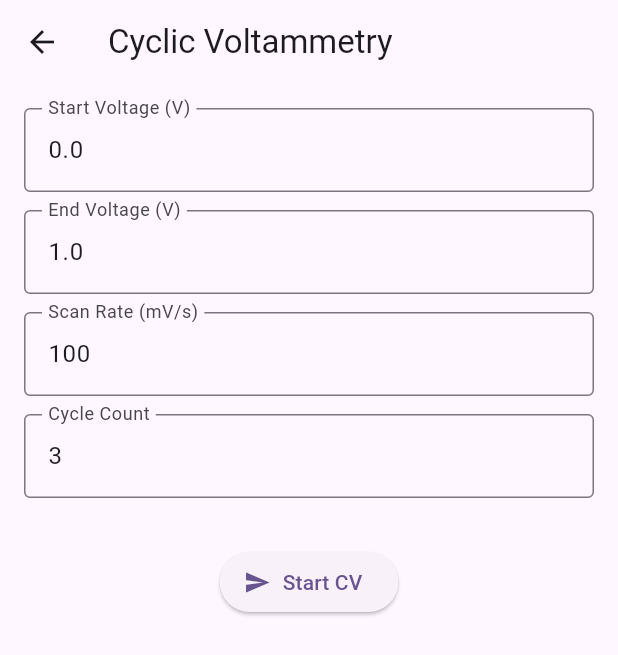
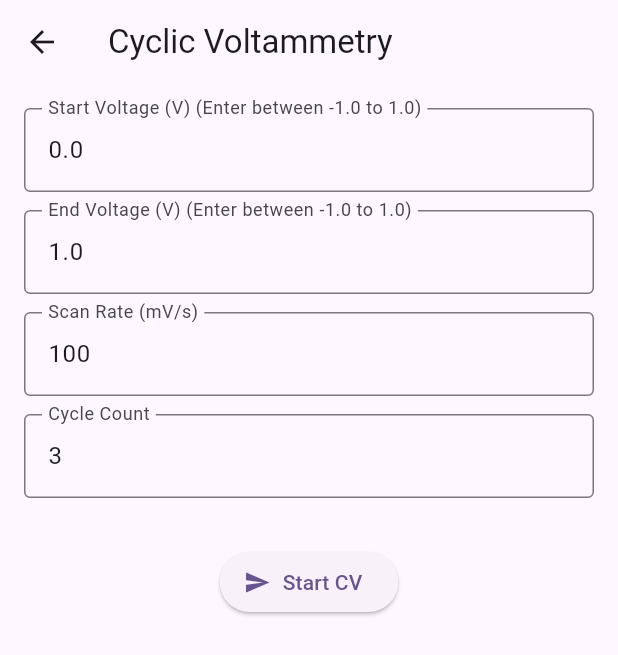
Before and after one commit to Shash976/health-sense, a Flutter app: the CVConfigPage screen opened directly with empty values, on a phone screen of 412 x 824 dp. Shown: the top 655 px of the screen. Run offline on Flutter 3.47's test engine with Material 3 defaults, Android fonts, the phone set to English and light mode, and no system bars; our stand-ins replace font_awesome_flutter, google_fonts.

Commit message:
Add input validation for voltage fields in CVConfigPage

```diff
--- a/lib/cvConfigPage.dart
+++ b/lib/cvConfigPage.dart
@@ -2,8 +2,21 @@ import 'dart:convert';
 import 'package:bio_amp/analyteDashboard.dart';
 import 'package:bio_amp/cvDashboard.dart';
 import 'package:flutter/material.dart';
+import 'package:flutter/services.dart';
 import 'package:http/http.dart' as http;
 import 'analyteDashboard.dart';
+
+class RangeInputFormatter extends TextInputFormatter {
+  @override
+  TextEditingValue formatEditUpdate(TextEditingValue oldValue, TextEditingValue newValue) {
+    final text = newValue.text;
+    if (text == '-' || text == '' || text == '.' || text == '-.') return newValue;
+    final value = double.tryParse(text);
+    if (value == null) return oldValue;
+    if (value < -1.0 || value > 1.0) return oldValue;
+    return newValue;
+  }
+}
 
 class CVConfigPage extends StatefulWidget {
   final String deviceIp;
@@ -66,8 +79,24 @@ class _CVConfigPageState extends State<CVConfigPage> {
         padding: const EdgeInsets.all(16),
         child: Column(
           children: [
-            _buildField("Start Voltage (V)", startVoltageCtrl),
-            _buildField("End Voltage (V)", endVoltageCtrl),
+            _buildField(
+                "Start Voltage (V) (Enter between -1.0 to 1.0)",
+                startVoltageCtrl,
+                signed: true,
+                inputFormatters: [
+                  FilteringTextInputFormatter.allow(RegExp(r'^-?\d*\.?\d{0,2}')),
+                  RangeInputFormatter(),
+                ]
+            ),
+            _buildField(
+                "End Voltage (V) (Enter between -1.0 to 1.0)",
+                endVoltageCtrl,
+                signed: true,
+                inputFormatters: [
+                  FilteringTextInputFormatter.allow(RegExp(r'^-?\d*\.?\d{0,2}')),
+                  RangeInputFormatter(),
+              ]
+            ),
             _buildField("Scan Rate (mV/s)", scanRateCtrl),
             _buildField("Cycle Count", cyclesCtrl),
             const SizedBox(height: 20),
@@ -82,12 +111,16 @@ class _CVConfigPageState extends State<CVConfigPage> {
     );
   }
 
-  Widget _buildField(String label, TextEditingController controller) {
+
+
+
+  Widget _buildField(String label, TextEditingController controller, {bool decimal = true, bool signed = false, List<TextInputFormatter>? inputFormatters}) {
     return Padding(
       padding: const EdgeInsets.only(bottom: 12),
       child: TextField(
         controller: controller,
-        keyboardType: TextInputType.numberWithOptions(decimal: true),
+        keyboardType: TextInputType.numberWithOptions(decimal: decimal, signed: signed),
+        inputFormatters: inputFormatters,
         decoration: InputDecoration(labelText: label, border: const OutlineInputBorder()),
       ),
     );
```
